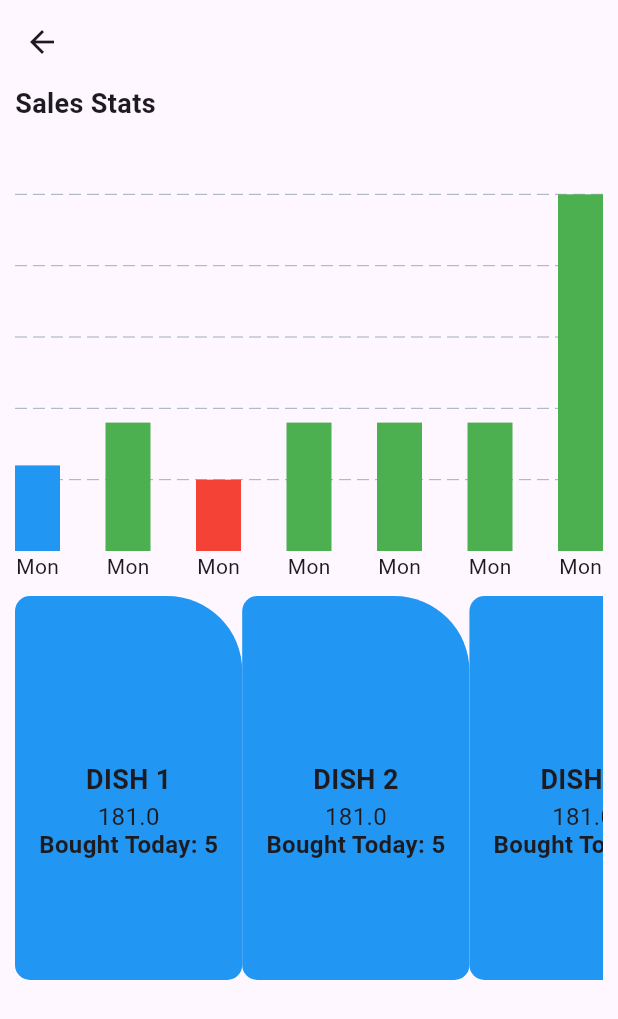
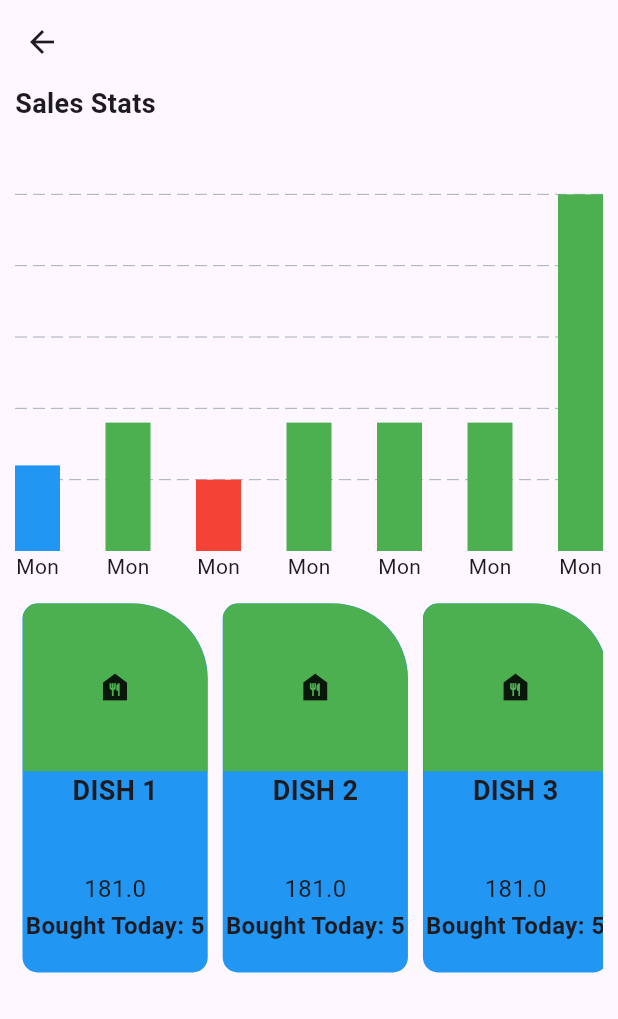
Before and after one commit to sid2710-alt/wigo, a Flutter app: the DashboardScreen screen opened directly, on a phone screen of 412 x 824 dp. Shown: the top 1019 px of the screen. Run offline on Flutter 3.47's test engine with Material 3 defaults, Android fonts, the phone set to English and light mode, and no system bars; drawn by our look-alikes of fl_chart.

Commit message:
Done basic with dishes

```diff
--- a/lib/widgets/top_dishes.dart
+++ b/lib/widgets/top_dishes.dart
@@ -12,7 +12,7 @@ class DishList extends StatelessWidget {
         scrollDirection: Axis.horizontal,
         itemBuilder: (BuildContext context, int index) {
           return Container(
-            padding: EdgeInsets.all(16.0),
+            margin: EdgeInsets.all(5.0),
             decoration: const BoxDecoration(
                 color: Colors.blue,
                 borderRadius: BorderRadius.only(
@@ -21,28 +21,37 @@ class DishList extends StatelessWidget {
                     bottomRight: Radius.circular(10),
                     topRight: Radius.circular(50))),
             child: Column(children: [
-              Flexible(
+              Expanded(
                 flex: 5,
                 child: Container(
-                  color: Colors.blue,
+                  decoration: BoxDecoration(
+                      color: Colors.green,
+                      borderRadius: BorderRadius.only(
+                          topLeft: Radius.circular(10),
+                          topRight: Radius.circular(50))),
+                  width: 123,
+                  child: Icon(Icons.food_bank_sharp),
                 ),
               ),
-              Flexible(
+              Expanded(
                   flex: 3,
                   child: Text(menuItems[index].name,
                       style: CustomTextStyle.lBold(null))),
-              Flexible(
+              Expanded(
                 flex: 1,
                 child: Text(
                   menuItems[index].price.toString(),
                   style: CustomTextStyle.mNormal(null),
                 ),
               ),
-              Flexible(
-                  flex: 3,
-                  child: Text(
-                    'Bought Today: 5',
-                    style: CustomTextStyle.mBold(null),
+              Expanded(
+                  flex: 2,
+                  child: Padding(
+                    padding: EdgeInsets.all(2.0),
+                    child: Text(
+                      'Bought Today: 5',
+                      style: CustomTextStyle.mBold(null),
+                    ),
                   ))
             ]),
           );
```
